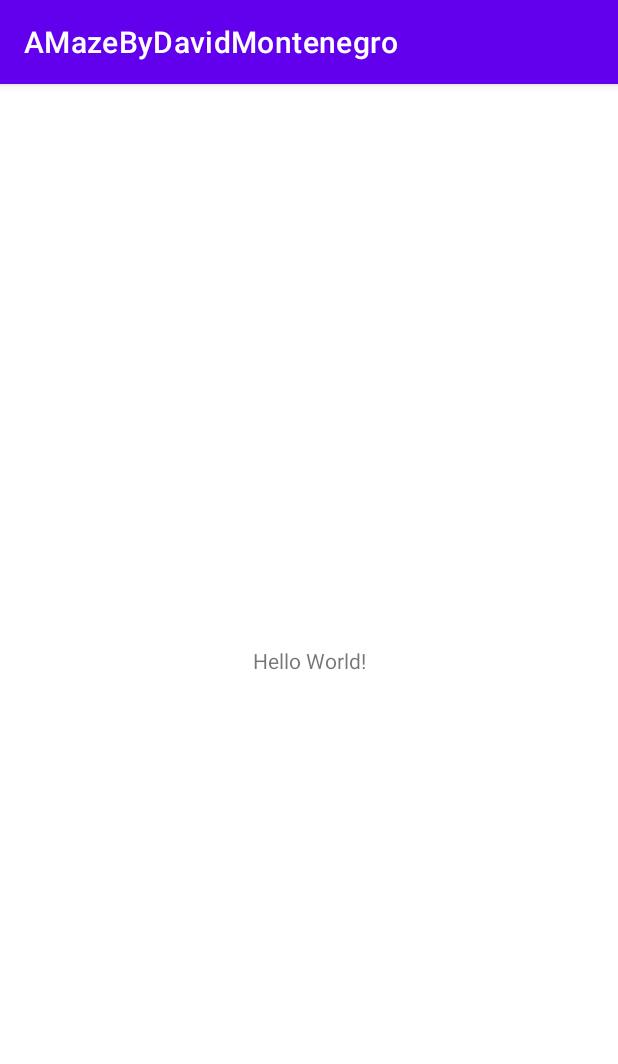
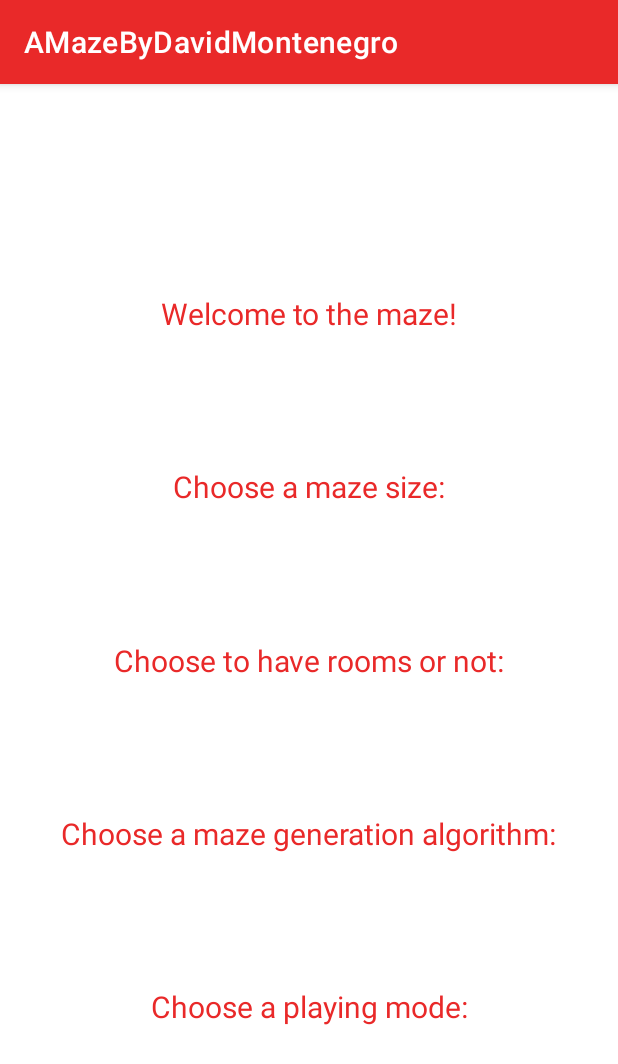
Before and after one commit to dnmontenegro/amazebydavidmontenegro, an Android app: the screen it shows after launch (AMazeActivity), on a phone screen of 412 x 824 dp. Shown: the top 1064 px of the screen. Run offline under Robolectric (Android 15) with nearby library versions, the phone set to English and light mode, and no system bars.

Commit message:
Added TextViews successfully to AMazeActivity

```diff
--- a/app/src/main/java/edu/wm/cs/cs301/DavidMontenegro/gui/AMazeActivity.java
+++ b/app/src/main/java/edu/wm/cs/cs301/DavidMontenegro/gui/AMazeActivity.java
@@ -3,14 +3,43 @@ package edu.wm.cs.cs301.DavidMontenegro.gui;
 import androidx.appcompat.app.AppCompatActivity;
 
 import android.os.Bundle;
+import android.widget.Button;
+import android.widget.SeekBar;
+import android.widget.Spinner;
+import android.widget.TextView;
 
 import edu.wm.cs.cs301.DavidMontenegro.R;
 
 public class AMazeActivity extends AppCompatActivity {
 
+    private TextView title;
+    private TextView tSize;
+    private SeekBar size;
+    private TextView tRooms;
+    private Button rooms;
+    private TextView tAlgorithm;
+    private Spinner algorithm;
+    private TextView tMode;
+    private Spinner mode;
+    private Button revisit;
+    private Button explore;
+
     @Override
     protected void onCreate(Bundle savedInstanceState) {
         super.onCreate(savedInstanceState);
         setContentView(R.layout.activity_amaze);
+
+        title = (TextView) findViewById(R.id.title);
+        tSize = (TextView) findViewById(R.id.tSize);
+        tRooms = (TextView) findViewById(R.id.tRooms);
+        tAlgorithm = (TextView) findViewById(R.id.tAlgorithm);
+        tMode = (TextView) findViewById(R.id.tMode);
+
+        title.setText(R.string.title);
+        tSize.setText(R.string.tSize);
+        tRooms.setText(R.string.tRooms);
+        tAlgorithm.setText(R.string.tAlgorithm);
+        tMode.setText(R.string.tMode);
+
     }
 }
--- a/app/src/main/res/layout/activity_amaze.xml
+++ b/app/src/main/res/layout/activity_amaze.xml
@@ -7,12 +7,65 @@
     tools:context=".gui.AMazeActivity">
 
     <TextView
+        android:id="@+id/title"
         android:layout_width="wrap_content"
         android:layout_height="wrap_content"
-        android:text="Hello World!"
-        app:layout_constraintBottom_toBottomOf="parent"
+        android:textSize="20sp"
+        android:padding="24dp"
+        android:textColor="@color/red"
+        app:layout_constraintBottom_toBottomOf="@id/tSize"
         app:layout_constraintLeft_toLeftOf="parent"
         app:layout_constraintRight_toRightOf="parent"
         app:layout_constraintTop_toTopOf="parent" />
 
+    <TextView
+        android:id="@+id/tSize"
+        android:layout_width="wrap_content"
+        android:layout_height="wrap_content"
+        android:textSize="20sp"
+        android:padding="24dp"
+        android:textColor="@color/red"
+        app:layout_constraintBottom_toBottomOf="@id/tRooms"
+        app:layout_constraintLeft_toLeftOf="parent"
+        app:layout_constraintRight_toRightOf="parent"
+        app:layout_constraintTop_toTopOf="@id/title" />
+
+    <TextView
+        android:id="@+id/tRooms"
+        android:layout_width="wrap_content"
+        android:layout_height="wrap_content"
+        android:textSize="20sp"
+        android:padding="24dp"
+        android:textColor="@color/red"
+        app:layout_constraintBottom_toBottomOf="@id/tAlgorithm"
+        app:layout_constraintLeft_toLeftOf="parent"
+        app:layout_constraintRight_toRightOf="parent"
+        app:layout_constraintTop_toTopOf="@id/tSize" />
+
+    <TextView
+        android:id="@+id/tAlgorithm"
+        android:layout_width="wrap_content"
+        android:layout_height="wrap_content"
+        android:textSize="20sp"
+        android:padding="24dp"
+        android:textColor="@color/red"
+        app:layout_constraintBottom_toBottomOf="@id/tMode"
+        app:layout_constraintLeft_toLeftOf="parent"
+        app:layout_constraintRight_toRightOf="parent"
+        app:layout_constraintTop_toTopOf="@id/tRooms" />
+
+    <TextView
+        android:id="@+id/tMode"
+        android:layout_width="wrap_content"
+        android:layout_height="wrap_content"
+        android:textSize="20sp"
+        android:padding="24dp"
+        android:textColor="@color/red"
+        app:layout_constraintBottom_toBottomOf="parent"
+        app:layout_constraintLeft_toLeftOf="parent"
+        app:layout_constraintRight_toRightOf="parent"
+        app:layout_constraintTop_toTopOf="@id/tAlgorithm" />
+
+
+
 </androidx.constraintlayout.widget.ConstraintLayout>
--- a/app/src/main/res/values/colors.xml
+++ b/app/src/main/res/values/colors.xml
@@ -5,6 +5,10 @@
     <color name="purple_700">#FF3700B3</color>
     <color name="teal_200">#FF03DAC5</color>
     <color name="teal_700">#FF018786</color>
+    <color name="brown">#5c3613</color>
+    <color name="brightYellow">#ffe62d</color>
+    <color name="darkYellow">#f4dc26</color>
+    <color name="red">#e92929</color>
     <color name="black">#FF000000</color>
     <color name="white">#FFFFFFFF</color>
 </resources>
--- a/app/src/main/res/values/strings.xml
+++ b/app/src/main/res/values/strings.xml
@@ -1,3 +1,8 @@
 <resources>
     <string name="app_name">AMazeByDavidMontenegro</string>
+    <string name="title">Welcome to the maze!</string>
+    <string name="tSize">Choose a maze size:</string>
+    <string name="tRooms">Choose to have rooms or not:</string>
+    <string name="tAlgorithm">Choose a maze generation algorithm:</string>
+    <string name="tMode">Choose a playing mode:</string>
 </resources>
--- a/app/src/main/res/values/themes.xml
+++ b/app/src/main/res/values/themes.xml
@@ -2,15 +2,12 @@
     <!-- Base application theme. -->
     <style name="Theme.AMazeByDavidMontenegro" parent="Theme.MaterialComponents.DayNight.DarkActionBar">
         <!-- Primary brand color. -->
-        <item name="colorPrimary">@color/purple_500</item>
-        <item name="colorPrimaryVariant">@color/purple_700</item>
+        <item name="colorPrimary">@color/red</item>
+        <item name="colorPrimaryVariant">@color/black</item>
         <item name="colorOnPrimary">@color/white</item>
-        <!-- Secondary brand color. -->
-        <item name="colorSecondary">@color/teal_200</item>
-        <item name="colorSecondaryVariant">@color/teal_700</item>
-        <item name="colorOnSecondary">@color/black</item>
-        <!-- Status bar color. -->
-        <item name="android:statusBarColor" tools:targetApi="l">?attr/colorPrimaryVariant</item>
+        <item name="android:colorBackground">@color/white</item>
         <!-- Customize your theme here. -->
     </style>
+
+
 </resources>
```
